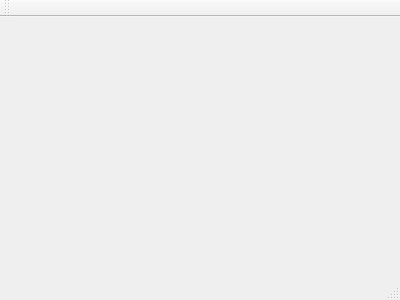
Chris951306/VK1Group10, file gui/mainwindow.ui: the form before one commit.
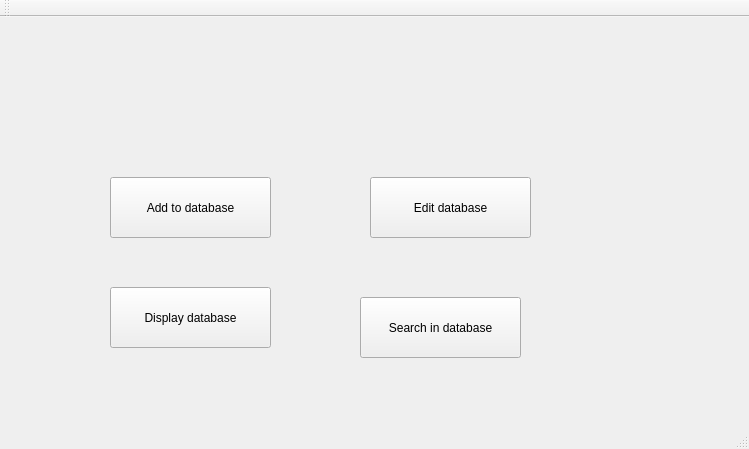
The form after the commit.

Commit message: Made buttons in the main menu

```diff
--- a/gui/mainwindow.ui
+++ b/gui/mainwindow.ui
@@ -1,24 +1,92 @@
 <ui version="4.0">
  <class>MainWindow</class>
- <widget class="QMainWindow" name="MainWindow" >
-  <property name="geometry" >
+ <widget class="QMainWindow" name="MainWindow">
+  <property name="geometry">
    <rect>
     <x>0</x>
     <y>0</y>
-    <width>400</width>
-    <height>300</height>
+    <width>749</width>
+    <height>449</height>
    </rect>
   </property>
   <property name="windowTitle" >
    <string>MainWindow</string>
   </property>
-  <widget class="QMenuBar" name="menuBar" />
-  <widget class="QToolBar" name="mainToolBar" />
-  <widget class="QWidget" name="centralWidget" />
-  <widget class="QStatusBar" name="statusBar" />
+  <widget class="QWidget" name="centralWidget">
+   <widget class="QPushButton" name="AddDButton">
+    <property name="geometry">
+     <rect>
+      <x>110</x>
+      <y>160</y>
+      <width>161</width>
+      <height>61</height>
+     </rect>
+    </property>
+    <property name="text">
+     <string>Add to database</string>
+    </property>
+   </widget>
+   <widget class="QPushButton" name="editDButton">
+    <property name="geometry">
+     <rect>
+      <x>370</x>
+      <y>160</y>
+      <width>161</width>
+      <height>61</height>
+     </rect>
+    </property>
+    <property name="text">
+     <string>Edit database</string>
+    </property>
+   </widget>
+   <widget class="QPushButton" name="displayDButton">
+    <property name="geometry">
+     <rect>
+      <x>110</x>
+      <y>270</y>
+      <width>161</width>
+      <height>61</height>
+     </rect>
+    </property>
+    <property name="text">
+     <string>Display database</string>
+    </property>
+   </widget>
+   <widget class="QPushButton" name="searchDButton">
+    <property name="geometry">
+     <rect>
+      <x>360</x>
+      <y>280</y>
+      <width>161</width>
+      <height>61</height>
+     </rect>
+    </property>
+    <property name="text">
+     <string>Search in database</string>
+    </property>
+   </widget>
+  </widget>
+  <widget class="QMenuBar" name="menuBar">
+   <property name="geometry">
+    <rect>
+     <x>0</x>
+     <y>0</y>
+     <width>749</width>
+     <height>21</height>
+    </rect>
+   </property>
+  </widget>
+  <widget class="QToolBar" name="mainToolBar">
+   <attribute name="toolBarArea">
+    <enum>TopToolBarArea</enum>
+   </attribute>
+   <attribute name="toolBarBreak">
+    <bool>false</bool>
+   </attribute>
+  </widget>
+  <widget class="QStatusBar" name="statusBar"/>
  </widget>
- <layoutDefault spacing="6" margin="11" />
- <pixmapfunction></pixmapfunction>
+ <layoutdefault spacing="6" margin="11"/>
  <resources/>
  <connections/>
 </ui>
```
Left out of the diff: 3 changed lines with no effect on the pictures. The commit also changes 1 other file.
